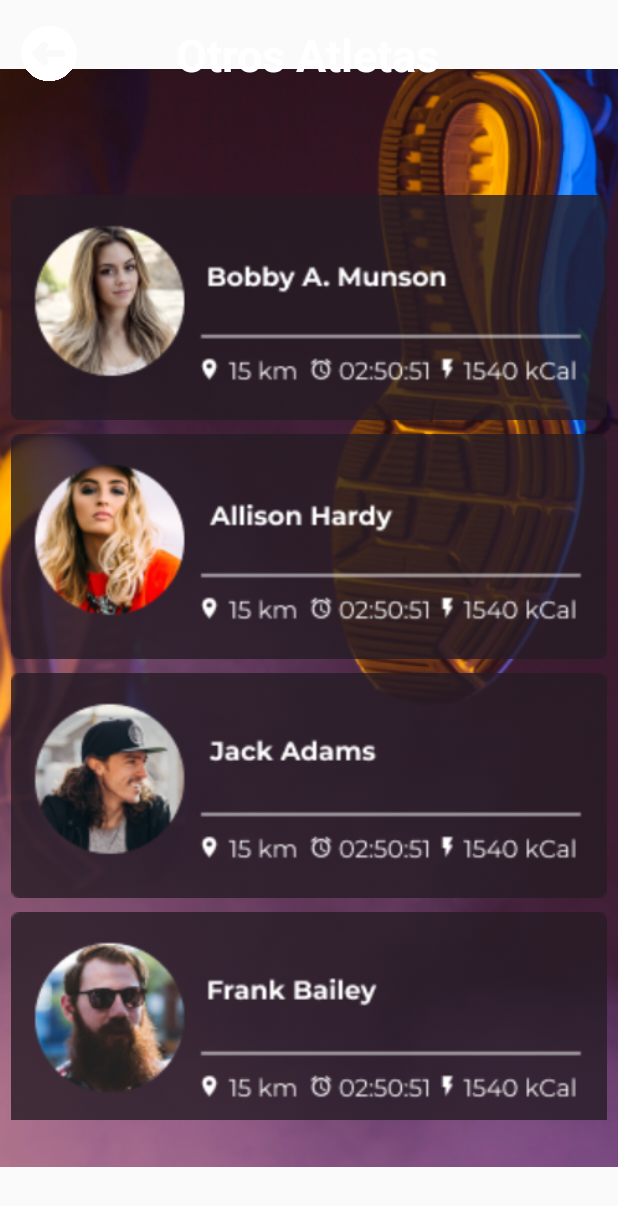
After one commit to Adrian-Bastidas/Vida-Activa, an Android app: the social screen opened directly, with no data from a screen before it, on a phone screen of 412 x 824 dp. The commit adds this screen. Shown: the top 1206 px of the screen. Run offline under Robolectric (Android 15) with nearby library versions, the phone set to English and light mode, and no system bars.

Commit message:
añadido de red social

```diff
--- a/app/src/main/java/com/example/huaweic/Personal.java
+++ b/app/src/main/java/com/example/huaweic/Personal.java
@@ -82,6 +82,10 @@ public class Personal extends AppCompatActivity {
         Intent siguiente = new Intent(this, PantallaEntrPer.class);
         startActivity(siguiente);
     }
+    public void social(View ver) {
+        Intent siguiente = new Intent(this, social.class);
+        startActivity(siguiente);
+    }
     public void carrera1(View ver){
         if(ActivityCompat.checkSelfPermission(this, ACCESS_FINE_LOCATION) == PackageManager.PERMISSION_GRANTED
                 || ActivityCompat.checkSelfPermission(this, android.Manifest.permission.ACCESS_COARSE_LOCATION) == PackageManager.PERMISSION_GRANTED){
--- /dev/null
+++ b/app/src/main/java/com/example/huaweic/social.java
@@ -0,0 +1,20 @@
+package com.example.huaweic;
+
+import androidx.appcompat.app.AppCompatActivity;
+
+import android.content.Intent;
+import android.os.Bundle;
+import android.view.View;
+
+public class social extends AppCompatActivity {
+
+    @Override
+    protected void onCreate(Bundle savedInstanceState) {
+        super.onCreate(savedInstanceState);
+        setContentView(R.layout.activity_social);
+    }
+    public void regresar(View v){
+        Intent siguiente = new Intent(this, Personal.class);
+        startActivity(siguiente);
+    }
+}
--- a/app/src/main/res/layout/activity_pantalla_entr_per.xml
+++ b/app/src/main/res/layout/activity_pantalla_entr_per.xml
@@ -38,6 +38,7 @@
         android:layout_height="73dp"
         android:onClick="empezar"
         app:layout_constraintBottom_toBottomOf="parent"
+        app:layout_constraintTop_toBottomOf="@+id/scrollView3"
         app:srcCompat="@drawable/start"
         tools:layout_editor_absoluteX="170dp" />
 
--- /dev/null
+++ b/app/src/main/res/layout/activity_social.xml
@@ -0,0 +1,90 @@
+<?xml version="1.0" encoding="utf-8"?>
+<androidx.constraintlayout.widget.ConstraintLayout xmlns:android="http://schemas.android.com/apk/res/android"
+    xmlns:app="http://schemas.android.com/apk/res-auto"
+    xmlns:tools="http://schemas.android.com/tools"
+    android:layout_width="match_parent"
+    android:layout_height="match_parent"
+    tools:context=".social">
+
+    <ImageView
+        android:id="@+id/imageView8"
+        android:layout_width="412dp"
+        android:layout_height="741dp"
+        android:src="@drawable/bkg"
+        app:layout_constraintBottom_toBottomOf="parent"
+        app:layout_constraintEnd_toEndOf="parent"
+        app:layout_constraintStart_toStartOf="parent"
+        app:layout_constraintTop_toTopOf="parent" />
+
+
+    <ImageView
+        android:id="@+id/anterior2"
+        android:layout_width="52dp"
+        android:layout_height="39dp"
+        android:layout_marginTop="16dp"
+        android:onClick="cambiar"
+        app:layout_constraintEnd_toEndOf="parent"
+        app:layout_constraintHorizontal_bias="0.019"
+        app:layout_constraintStart_toStartOf="parent"
+        app:layout_constraintTop_toTopOf="parent"
+        app:srcCompat="@drawable/regresar"
+        tools:ignore="MissingConstraints" />
+
+    <TextView
+        android:id="@+id/textView13"
+        android:layout_width="wrap_content"
+        android:layout_height="wrap_content"
+        android:layout_marginTop="16dp"
+        android:text="Otros Atletas"
+        android:textColor="@android:color/white"
+        android:textSize="30sp"
+        android:textStyle="normal|bold"
+        app:layout_constraintEnd_toEndOf="parent"
+        app:layout_constraintHorizontal_bias="0.496"
+        app:layout_constraintStart_toStartOf="parent"
+        app:layout_constraintTop_toTopOf="parent"
+        tools:ignore="MissingConstraints" />
+
+    <LinearLayout
+        android:id="@+id/linearLayout"
+        android:layout_width="397dp"
+        android:layout_height="653dp"
+        android:orientation="vertical"
+        app:layout_constraintBottom_toBottomOf="@+id/imageView8"
+        app:layout_constraintEnd_toEndOf="parent"
+        app:layout_constraintStart_toStartOf="parent"
+        app:layout_constraintTop_toBottomOf="@+id/textView13">
+
+        <ImageView
+            android:id="@+id/imageView17"
+            android:layout_width="match_parent"
+            android:layout_height="159dp"
+            android:layout_marginTop="32dp"
+            app:srcCompat="@drawable/ata"
+            tools:src="@tools:sample/avatars" />
+
+        <ImageView
+            android:id="@+id/enterper"
+            android:layout_width="match_parent"
+            android:layout_height="159dp"
+            app:srcCompat="@drawable/atb"
+            tools:src="@tools:sample/avatars" />
+
+        <ImageView
+            android:id="@+id/imageView24"
+            android:layout_width="match_parent"
+            android:layout_height="159dp"
+            app:srcCompat="@drawable/atc"
+            tools:src="@tools:sample/avatars" />
+
+        <ImageView
+            android:id="@+id/imageView19"
+            android:layout_width="match_parent"
+            android:layout_height="159dp"
+            app:srcCompat="@drawable/atd"
+            tools:src="@tools:sample/avatars" />
+
+
+    </LinearLayout>
+
+</androidx.constraintlayout.widget.ConstraintLayout>
```
Also changed, not shown: app/src/main/AndroidManifest.xml (+4 -3 lines), app/src/main/res/layout/activity_ejercicio.xml (+6 -4 lines), app/src/main/res/layout/activity_main.xml (+4 -3 lines), app/src/main/res/layout/activity_menu_principal.xml (+18 -11 lines), app/src/main/res/layout/activity_personal.xml (+13 -1 lines), app/src/main/res/drawable/ata.png (added), app/src/main/res/drawable/atb.png (added), app/src/main/res/drawable/atc.png (added), app/src/main/res/drawable/atd.png (added), app/src/main/res/drawable/red.png (added).
